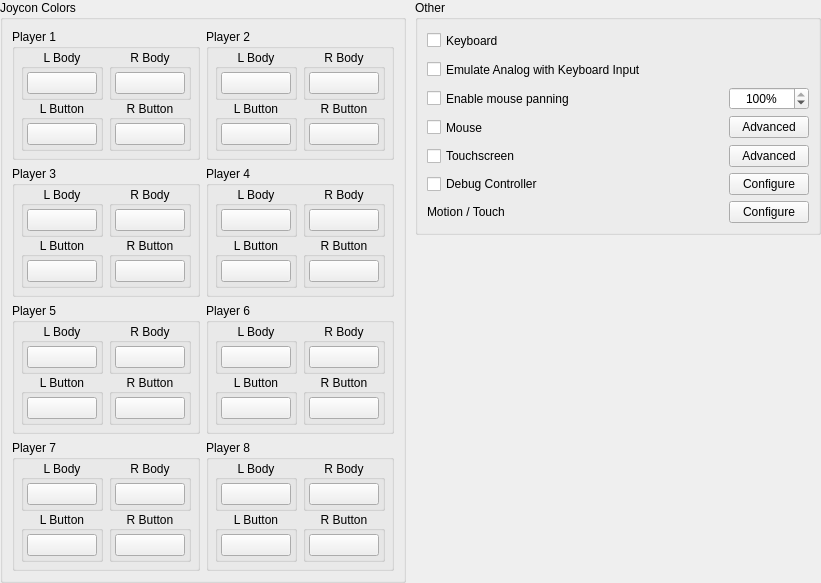
The window that src/yuzu/configuration/configure_input_advanced.ui (rorrim-rorrim/eden-alt) describes before a commit, drawn with Qt 5.
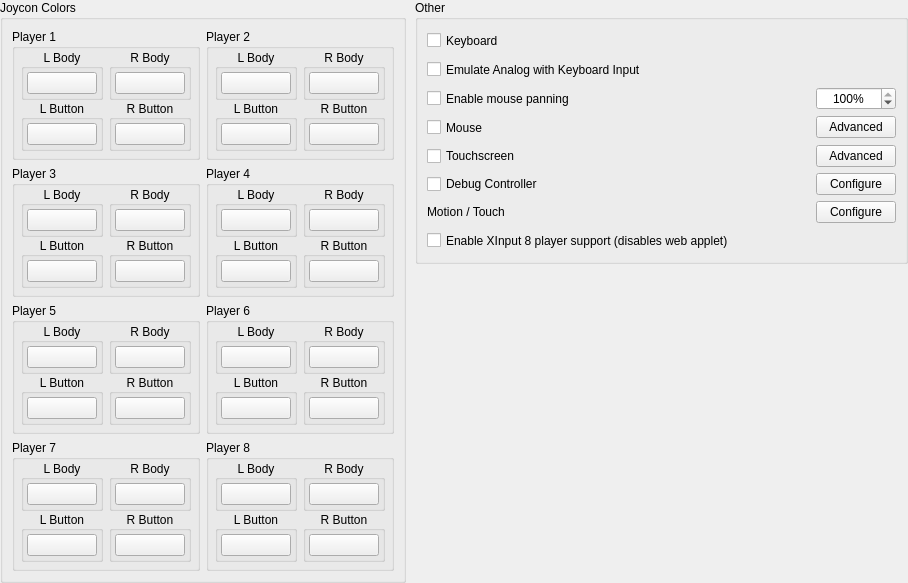
The same window after the commit.

Commit message: input_common: Enable steam controllers and 8 player support

```diff
--- a/src/yuzu/configuration/configure_input_advanced.ui
+++ b/src/yuzu/configuration/configure_input_advanced.ui
@@ -2672,6 +2672,22 @@
                  </property>
                 </widget>
                </item>
+               <item row="9" column="0">
+                 <widget class="QCheckBox" name="enable_raw_input">
+                   <property name="toolTip">
+                     <string>Requires restarting yuzu</string>
+                   </property>
+                   <property name="minimumSize">
+                     <size>
+                       <width>0</width>
+                       <height>23</height>
+                     </size>
+                   </property>
+                   <property name="text">
+                     <string>Enable XInput 8 player support (disables web applet)</string>
+                   </property>
+                 </widget>
+               </item>
               </layout>
              </widget>
             </item>
```
The commit also changes 7 other files.
